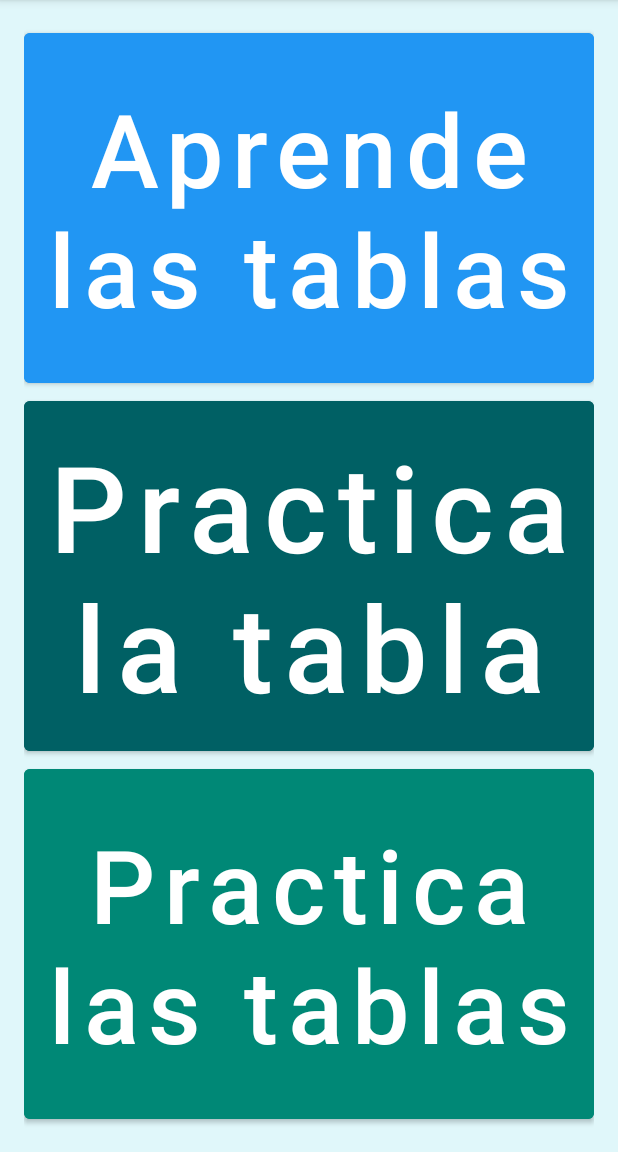
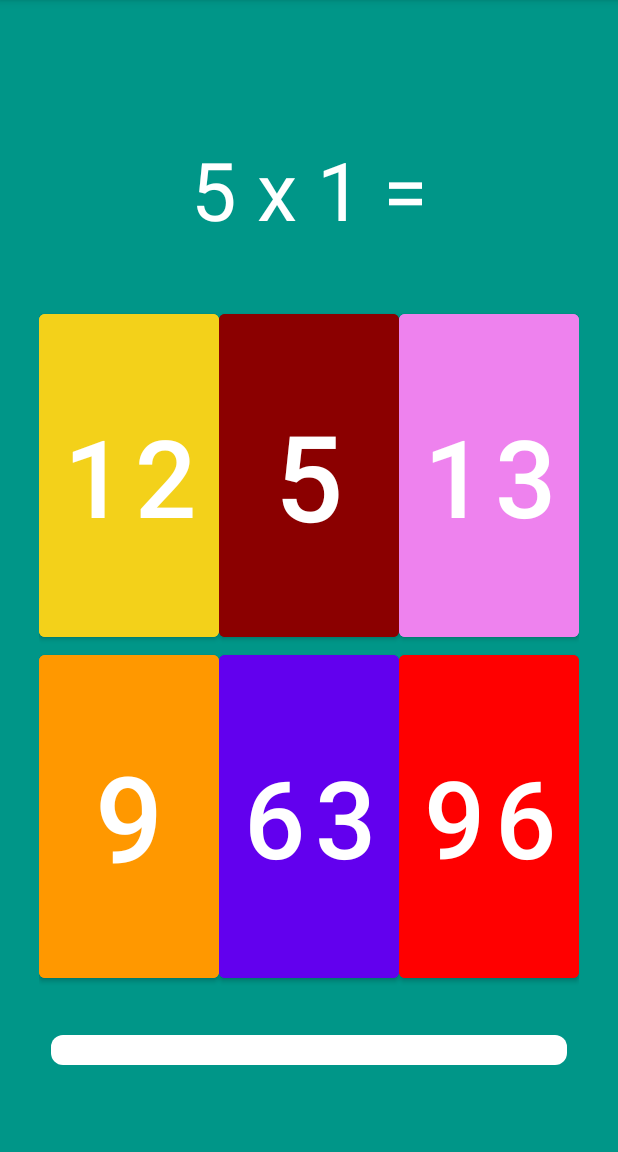
Before and after one commit to hilariocamachomore/MarinaAprendeAMultiplicar, an Android app: the screen it shows after launch (MainActivity before the commit, PracticarTodasActivity after it), after a tap on "Practica las tablas", on a phone screen of 412 x 824 dp, the part 84-1236 px from its top. Run offline under Robolectric (Android 15) with nearby library versions, the light colour scheme and no system bars.

Commit message:
Terminado practicar todas las tablas

```diff
--- a/app/src/main/AndroidManifest.xml
+++ b/app/src/main/AndroidManifest.xml
@@ -12,6 +12,9 @@
         android:supportsRtl="true"
         android:theme="@style/Theme.MarinaAprendeAMultiplicar"
         tools:targetApi="31">
+        <activity
+            android:name=".PracticarTodasActivity"
+            android:exported="false" />
         <activity
             android:name=".PracticarTablaActivity"
             android:exported="false" />
--- a/app/src/main/java/com/example/marinaaprendeamultiplicar/MainActivity.kt
+++ b/app/src/main/java/com/example/marinaaprendeamultiplicar/MainActivity.kt
@@ -39,6 +39,13 @@ class MainActivity : AppCompatActivity() {
         btnPracticaTodas.setOnClickListener {
             // Aquí iniciarás la Activity "Practica Todas las Tablas"
             Toast.makeText(this, "Practica Todas las Tablas", Toast.LENGTH_SHORT).show()
+            val intent3 = Intent(this, PracticarTodasActivity::class.java)
+            startActivity(intent3)
+
+
+
+
+
             // En el futuro, reemplazarás esto con:
             // val intent = Intent(this, PracticaTodasActivity::class.java)
             // startActivity(intent)
--- /dev/null
+++ b/app/src/main/java/com/example/marinaaprendeamultiplicar/PracticarTodasActivity.kt
@@ -0,0 +1,250 @@
+package com.example.marinaaprendeamultiplicar
+
+import android.content.Intent
+import android.media.MediaPlayer
+import androidx.appcompat.app.AppCompatActivity
+import android.os.Bundle
+import android.os.CountDownTimer
+import android.os.Handler
+import android.os.Looper
+import android.widget.Button
+import android.widget.ProgressBar
+import android.widget.TextView
+import kotlin.math.log
+import kotlin.random.Random
+import android.util.Log
+import android.graphics.Color
+
+class PracticarTodasActivity : AppCompatActivity() {
+
+    private lateinit var tvPregunta: TextView
+    private lateinit var progressBar: ProgressBar
+    private lateinit var respuesta1: Button
+    private lateinit var respuesta2: Button
+    private lateinit var respuesta3: Button
+    private lateinit var respuesta4: Button
+    private lateinit var respuesta5: Button
+    private lateinit var respuesta6: Button
+
+    private var numeroTabla: Int = 1
+    private var respuestaCorrecta = 1
+    private lateinit var countDownTimer: CountDownTimer
+    private lateinit var mediaPlayer: MediaPlayer
+    private val handler = Handler(Looper.getMainLooper())
+    private var previousQuestion: Pair<Int, Int>? = null
+    private var correctSound: MediaPlayer? = null
+    private var incorrectSound: MediaPlayer? = null
+    private var endTimeSound: MediaPlayer? = null
+    private var victorySound: MediaPlayer? = null
+
+
+    override fun onCreate(savedInstanceState: Bundle?) {
+        super.onCreate(savedInstanceState)
+        setContentView(R.layout.activity_practicar_todas)
+        //Log.d("HECTOR OnCreate", " OnCreate")
+
+        // Initialize UI elements
+        tvPregunta = findViewById(R.id.tvPregunta)
+        progressBar = findViewById(R.id.progressBar)
+        respuesta1 = findViewById(R.id.respuesta1)
+        respuesta2 = findViewById(R.id.respuesta2)
+        respuesta3 = findViewById(R.id.respuesta3)
+        respuesta4 = findViewById(R.id.respuesta4)
+        respuesta5 = findViewById(R.id.respuesta5)
+        respuesta6 = findViewById(R.id.respuesta6)
+
+        //sonidos
+        correctSound = MediaPlayer.create(this, R.raw.correcto)
+        incorrectSound = MediaPlayer.create(this, R.raw.incorrecto)
+        endTimeSound = MediaPlayer.create(this, R.raw.fin_tiempo)
+        victorySound = MediaPlayer.create(this, R.raw.victoria)
+
+
+        // Initialize progress bar
+        progressBar.max = 50
+        progressBar.progress = 0
+
+        generarPregunta()
+
+        // Set click listeners for answer buttons
+        respuesta1.setOnClickListener { comprobarRespuesta(respuesta1.text.toString().toInt()) }
+        respuesta2.setOnClickListener { comprobarRespuesta(respuesta2.text.toString().toInt()) }
+        respuesta3.setOnClickListener { comprobarRespuesta(respuesta3.text.toString().toInt()) }
+        respuesta4.setOnClickListener { comprobarRespuesta(respuesta4.text.toString().toInt()) }
+        respuesta5.setOnClickListener { comprobarRespuesta(respuesta5.text.toString().toInt()) }
+        respuesta6.setOnClickListener { comprobarRespuesta(respuesta6.text.toString().toInt()) }
+    }
+
+    private fun generarPregunta() {
+        //Log.d("HECTOR ProgressBarProgress", "Progress: ${progressBar.progress}")
+        //Log.d("HECTOR numerotabla", "numerotabla: $numeroTabla")
+        // Generate a random number between 1 and 10
+        numeroTabla = Random.nextInt(1, 11)
+        var numAleatorio: Int
+
+        // Generate a question different from the previous one
+        do {
+            numAleatorio = Random.nextInt(1, 11)
+        } while (previousQuestion != null && previousQuestion == Pair(numeroTabla, numAleatorio))
+
+        // Store the current question as the previous question for the next iteration
+        previousQuestion = Pair(numeroTabla, numAleatorio)
+
+        // Display the question
+        tvPregunta.text = "$numeroTabla x $numAleatorio ="
+
+        // Calculate and store the correct answer
+        respuestaCorrecta = numeroTabla * numAleatorio
+
+        // Generate answer options (including the correct one)
+        val respuestas = mutableListOf<Int>()
+        respuestas.add(respuestaCorrecta)
+
+
+        // Generate incorrect answers
+        while (respuestas.size < 6) {
+            val respuestaIncorrecta = Random.nextInt(1, 101) // Adjust range if needed
+            if (respuestaIncorrecta != respuestaCorrecta && !respuestas.contains(respuestaIncorrecta)) {
+                respuestas.add(respuestaIncorrecta)
+            }
+        }
+
+        // Shuffle the answers
+        respuestas.shuffle()
+
+        //Log.d("HECTOR respuestas", "respuestas: $respuestas")
+
+        // Assign answers to buttons
+        respuesta1.text = respuestas[0].toString()
+        respuesta2.text = respuestas[1].toString()
+        respuesta3.text = respuestas[2].toString()
+        respuesta4.text = respuestas[3].toString()
+        respuesta5.text = respuestas[4].toString()
+        respuesta6.text = respuestas[5].toString()
+
+        iniciarCuentaAtras()
+    }
+
+    private fun iniciarCuentaAtras() {
+        countDownTimer = object : CountDownTimer(4000, 1000) {
+            override fun onTick(millisUntilFinished: Long) {
+                // You can update a timer UI element here if needed
+            }
+
+            override fun onFinish() {
+                // Time's up! Decrement progress and play sound
+                endTimeSound?.start() // Play the correct sound
+                if (progressBar.progress > 0) {
+                    progressBar.progress--
+                }
+                // Play time's up sound
+                // ... (Add code to play time's up sound) ...
+                tvPregunta.setTextColor(Color.RED)
+                mostrarRespuestaCorrectaYContinuar()
+            }
+        }.start()
+    }
+
+    private fun comprobarRespuesta(respuestaSeleccionada: Int) {
+        countDownTimer.cancel() // Cancel the timer
+
+        if (respuestaSeleccionada == respuestaCorrecta) {
+            correctSound?.start() // Play the correct sound
+            progressBar.progress++
+            // Play correct answer sound
+            // ... (Add code to play correct answer sound) ...
+
+            if (progressBar.progress == progressBar.max) {
+                mostrarVictoriaYVolverAlMenu()
+            } else {
+                generarPregunta() // Generate next question
+            }
+        } else {
+            // Incorrect answer: decrement progress and play sound
+            incorrectSound?.start() // Play the incorrect sound
+            if (progressBar.progress >= 3) {
+                progressBar.progress -= 3
+            } else {
+                progressBar.progress = 0
+            }
+            // Play incorrect answer sound
+            // ... (Add code to play incorrect answer sound) ...
+            tvPregunta.setTextColor(Color.RED)
+            mostrarRespuestaCorrectaYContinuar()
+        }
+    }
+
+    private fun mostrarRespuestaCorrectaYContinuar() {
+        countDownTimer.cancel()
+        // Show correct answer in tvPregunta
+        tvPregunta.text = "${tvPregunta.text} $respuestaCorrecta"
+
+        // Disable buttons
+        desactivarBotones()
+
+        // Wait for 2 seconds and then generate the next question
+        handler.postDelayed({
+            tvPregunta.setTextColor(Color.WHITE)
+            habilitarBotones()
+            generarPregunta()
+        }, 2000)
+    }
+
+    private fun mostrarVictoriaYVolverAlMenu() {
+        countDownTimer.cancel()
+        // Play victory sound
+        // ... (Add code to play victory sound) ...
+
+        // Show victory message in tvPregunta
+        victorySound?.start()
+        tvPregunta.text = "¡¡VICTORIA!!"
+
+        // Disable buttons
+        desactivarBotones()
+
+        // Wait for 3 seconds and then navigate to main menu
+        handler.postDelayed({
+            val intent = Intent(this, MainActivity::class.java)
+            startActivity(intent)
+            finish() // Optional: Finish the current activity
+        }, 4000)
+    }
+
+    private fun desactivarBotones() {
+        respuesta1.isEnabled = false
+        respuesta2.isEnabled = false
+        respuesta3.isEnabled = false
+        respuesta4.isEnabled = false
+        respuesta5.isEnabled = false
+        respuesta6.isEnabled = false
+    }
+
+    private fun habilitarBotones() {
+        respuesta1.isEnabled = true
+        respuesta2.isEnabled = true
+        respuesta3.isEnabled = true
+        respuesta4.isEnabled = true
+        respuesta5.isEnabled = true
+        respuesta6.isEnabled = true
+    }
+
+    override fun onBackPressed() {
+        if (::countDownTimer.isInitialized) { // Verificar si countDownTimer está inicializado
+            countDownTimer.cancel()
+        }
+
+        super.onBackPressed()
+    }
+
+    override fun onDestroy() {
+        super.onDestroy()
+        correctSound?.release()
+        correctSound = null
+        incorrectSound?.release()
+        incorrectSound = null
+        endTimeSound?.release()
+        endTimeSound = null
+        victorySound?.release()
+        victorySound = null
+    }
+}
--- /dev/null
+++ b/app/src/main/res/layout/activity_practicar_todas.xml
@@ -0,0 +1,158 @@
+<?xml version="1.0" encoding="utf-8"?>
+<androidx.constraintlayout.widget.ConstraintLayout
+    xmlns:android="http://schemas.android.com/apk/res/android"
+    xmlns:app="http://schemas.android.com/apk/res-auto"
+    xmlns:tools="http://schemas.android.com/tools"
+    android:layout_width="match_parent"
+    android:layout_height="match_parent"
+    android:background="@color/blue_10"
+    android:padding="26dp">
+
+
+    <TextView
+        android:id="@+id/tvPregunta"
+        android:layout_width="0dp"
+        android:layout_height="113dp"
+        android:layout_marginTop="64dp"
+        android:autoSizeMaxTextSize="55sp"
+        android:autoSizeMinTextSize="8sp"
+        android:autoSizeStepGranularity="2sp"
+        android:autoSizeTextType="uniform"
+        android:backgroundTint="@color/light_yellow"
+        android:singleLine="true"
+        android:text="¡¡VICTORIA!!"
+        android:textAlignment="center"
+        android:textColor="@color/white"
+        android:textSize="14sp"
+        app:layout_constraintBottom_toTopOf="@+id/gridLayoutAbajo"
+        app:layout_constraintEnd_toEndOf="parent"
+        app:layout_constraintStart_toStartOf="parent"
+        app:layout_constraintTop_toTopOf="parent" />
+
+    <GridLayout
+        android:id="@+id/gridLayoutAbajo"
+        android:layout_width="0dp"
+        android:layout_height="0dp"
+        android:columnCount="3"
+        android:rowCount="2"
+        app:layout_constraintBottom_toTopOf="@+id/progressBar"
+        app:layout_constraintEnd_toEndOf="parent"
+        app:layout_constraintStart_toStartOf="parent"
+        app:layout_constraintTop_toBottomOf="@+id/tvPregunta">
+
+        <Button
+            android:id="@+id/respuesta1"
+            android:layout_width="0dp"
+            android:layout_height="wrap_content"
+            android:layout_rowWeight="1"
+            android:layout_columnWeight="1"
+            android:autoSizeMaxTextSize="80sp"
+            android:autoSizeMinTextSize="8sp"
+            android:autoSizeStepGranularity="2sp"
+            android:autoSizeTextType="uniform"
+            android:backgroundTint="@color/light_yellow"
+            android:ellipsize="end"
+            android:maxLines="1"
+            android:text="40"
+            android:textColor="@color/white" />
+
+        <Button
+            android:id="@+id/respuesta2"
+            android:layout_width="0dp"
+            android:layout_height="wrap_content"
+            android:layout_rowWeight="1"
+            android:layout_columnWeight="1"
+            android:autoSizeMaxTextSize="80sp"
+            android:autoSizeMinTextSize="8sp"
+            android:autoSizeStepGranularity="2sp"
+            android:autoSizeTextType="uniform"
+            android:backgroundTint="@color/dark_red"
+            android:ellipsize="end"
+            android:maxLines="1"
+            android:text="54"
+            android:textColor="@color/white" />
+
+        <Button
+            android:id="@+id/respuesta3"
+            android:layout_width="0dp"
+            android:layout_height="wrap_content"
+            android:layout_rowWeight="1"
+            android:layout_columnWeight="1"
+            android:autoSizeMaxTextSize="80sp"
+            android:autoSizeMinTextSize="8sp"
+            android:autoSizeStepGranularity="2sp"
+            android:autoSizeTextType="uniform"
+            android:backgroundTint="@color/violet"
+            android:ellipsize="end"
+            android:maxLines="1"
+            android:text="62"
+            android:textColor="@color/white" />
+
+        <Button
+            android:id="@+id/respuesta4"
+            android:layout_width="0dp"
+            android:layout_height="wrap_content"
+            android:layout_rowWeight="1"
+            android:layout_columnWeight="1"
+            android:autoSizeMaxTextSize="80sp"
+            android:autoSizeMinTextSize="8sp"
+            android:autoSizeStepGranularity="2sp"
+            android:autoSizeTextType="uniform"
+            android:backgroundTint="@color/light_orange"
+            android:ellipsize="end"
+            android:maxLines="1"
+            android:text="71"
+            android:textColor="@color/white" />
+
+        <Button
+            android:id="@+id/respuesta5"
+            android:layout_width="0dp"
+            android:layout_height="wrap_content"
+            android:layout_rowWeight="1"
+            android:layout_columnWeight="1"
+            android:autoSizeMaxTextSize="80sp"
+            android:autoSizeMinTextSize="8sp"
+            android:autoSizeStepGranularity="2sp"
+            android:autoSizeTextType="uniform"
+            android:backgroundTint="@color/purple_500"
+            android:ellipsize="end"
+            android:maxLines="1"
+            android:text="86"
+            android:textColor="@color/white" />
+
+        <Button
+            android:id="@+id/respuesta6"
+            android:layout_width="0dp"
+            android:layout_height="wrap_content"
+            android:layout_rowWeight="1"
+            android:layout_columnWeight="1"
+            android:autoSizeMaxTextSize="80sp"
+            android:autoSizeMinTextSize="8sp"
+            android:autoSizeStepGranularity="2sp"
+            android:autoSizeTextType="uniform"
+            android:backgroundTint="@color/red"
+            android:ellipsize="end"
+            android:maxLines="1"
+            android:text="62"
+            android:textColor="@color/white" />
+
+    </GridLayout>
+
+    <ProgressBar
+        android:id="@+id/progressBar"
+        style="?android:attr/progressBarStyleHorizontal"
+        android:layout_width="0dp"
+        android:layout_height="36dp"
+        android:layout_marginTop="24dp"
+        android:layout_marginBottom="24dp"
+        android:max="50"
+        android:maxHeight="16dp"
+        android:minHeight="20dp"
+        android:padding="8dp"
+        android:progressDrawable="@drawable/rounded_progressbar"
+        app:layout_constraintBottom_toBottomOf="parent"
+        app:layout_constraintEnd_toEndOf="parent"
+        app:layout_constraintStart_toStartOf="parent"
+        app:layout_constraintTop_toBottomOf="@+id/gridLayoutAbajo" />
+
+</androidx.constraintlayout.widget.ConstraintLayout>
```
